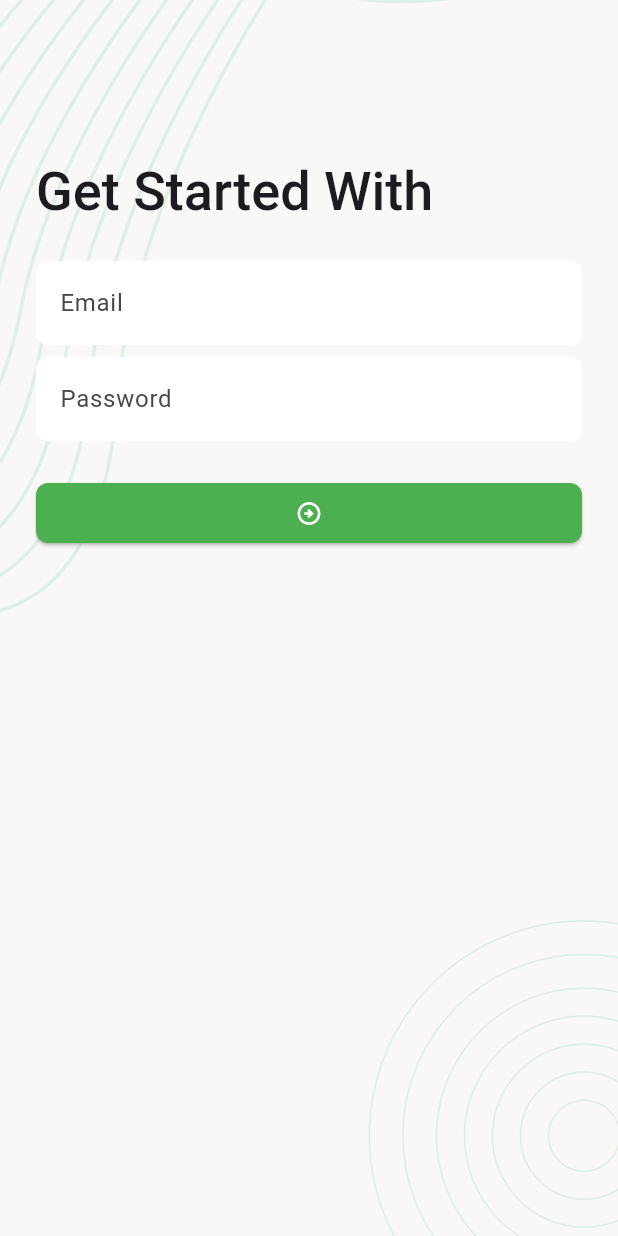
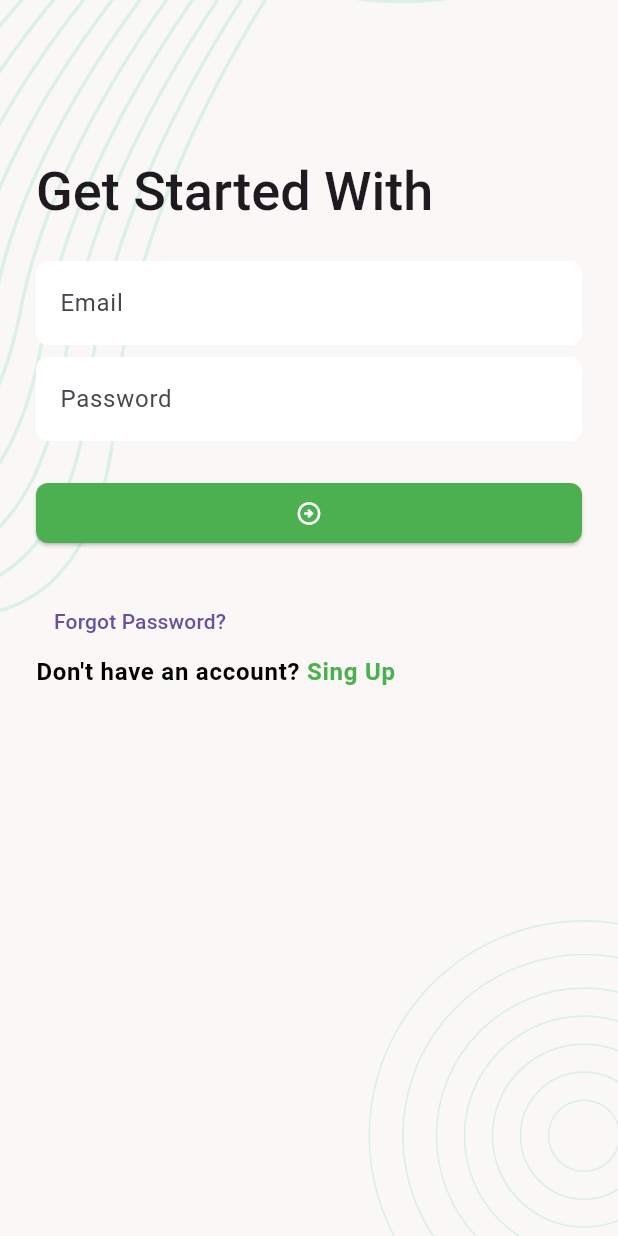
Before and after one commit to arafatrahman862/Task-Manager, a Flutter app: the screen it shows after launch, on a phone screen of 412 x 824 dp. Run offline on Flutter 3.47's test engine with Material 3 defaults, Android fonts, the phone set to English and light mode, and no system bars; our stand-ins replace flutter_svg.

Commit message:
button fixed

```diff
--- a/lib/ui/screens/sign_in_screen.dart
+++ b/lib/ui/screens/sign_in_screen.dart
@@ -1,4 +1,5 @@
 import 'package:flutter/material.dart';
+import 'package:task_manager/ui/utils/app_colors.dart';
 import 'package:task_manager/ui/widgets/screen_background.dart';
 
 class SignInScreen extends StatefulWidget {
@@ -50,7 +51,29 @@ class _SignInScreenState extends State<SignInScreen> {
                 ),
                 ElevatedButton(
                     onPressed: () {},
-                    child: const Icon(Icons.arrow_circle_right_outlined))
+                    child: const Icon(Icons.arrow_circle_right_outlined)),
+                const SizedBox(
+                  height: 24,
+
+                ),
+                TextButton(onPressed: (){}, child: const Text('Forgot Password?'),),
+                RichText(text: const TextSpan(
+                  style: TextStyle(
+                    color: Colors.black,
+                    fontWeight: FontWeight.w600,
+                    fontSize: 16,
+                    letterSpacing: 0.5,
+                  ),
+                  text: "Don't have an account? ",
+                  children: [
+                    TextSpan(
+                      text: 'Sing Up',
+                      style: TextStyle(
+                        color: AppColors.themeColor
+                      )
+                    )
+                  ]
+                ))
               ],
             ),
           ),
```
